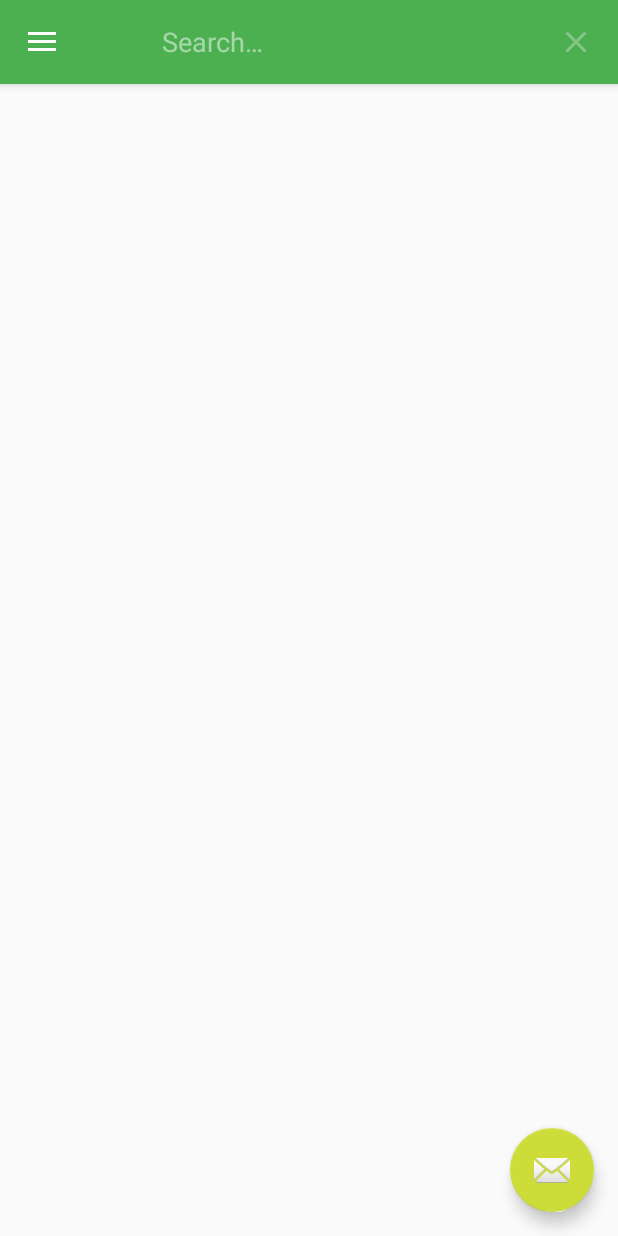
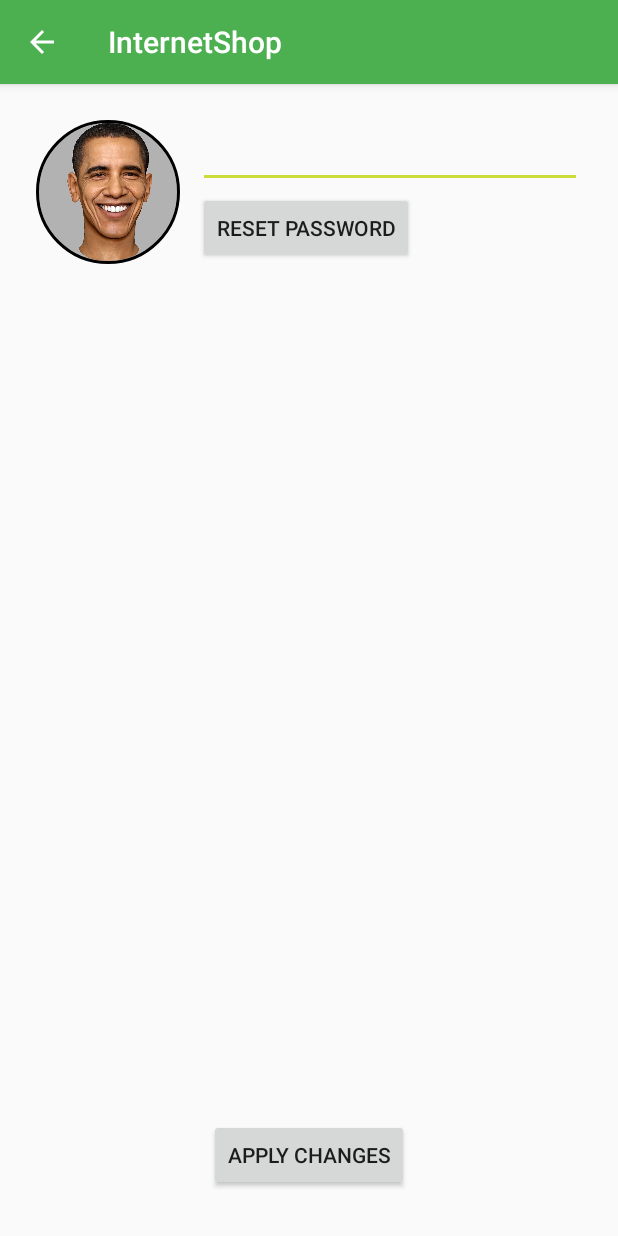
Before and after one commit to EnterSnowman/InternetShop, an Android app: the screen it shows after launch once a user with an empty profile is signed in (GeneralActivity before the commit, SettingsActivity after it), in the side drawer, after a tap on "User settings", on a phone screen of 412 x 824 dp. Run offline under Robolectric (Android 15) with nearby library versions, the phone set to English and light mode, and no system bars; our stand-ins replace ButterKnife, CircleImageView, Firebase (no records; nobody signed in at launch, a user with empty details on screens opened directly); libraries missing offline, so code that uses them is left out: com.nostra13.universalimageloader.

Commit message:
Added settings activity

```diff
--- a/app/build.gradle
+++ b/app/build.gradle
@@ -46,6 +46,7 @@ dependencies {
     compile 'com.squareup.retrofit2:converter-gson:2.3.0'
     compile 'com.github.mancj:SlideUp-Android:2.2.3'
     compile 'com.simplify:simplify-android:3.2.0'
+    compile 'de.hdodenhof:circleimageview:2.1.0'
     testCompile 'junit:junit:4.12'
     annotationProcessor 'com.jakewharton:butterknife-compiler:8.5.1'
 }
--- a/app/src/main/java/com/entersnowman/internetshop/GeneralActivity.java
+++ b/app/src/main/java/com/entersnowman/internetshop/GeneralActivity.java
@@ -59,15 +59,6 @@ public class GeneralActivity extends AppCompatActivity
         Toolbar toolbar = (Toolbar) findViewById(R.id.toolbar);
         setSupportActionBar(toolbar);
         getSupportActionBar().setTitle(getString(R.string.main_page));
-        FloatingActionButton fab = (FloatingActionButton) findViewById(R.id.fab);
-        fab.setOnClickListener(new View.OnClickListener() {
-            @Override
-            public void onClick(View view) {
-                Snackbar.make(view, "Replace with your own action", Snackbar.LENGTH_LONG)
-                        .setAction("Action", null).show();
-            }
-        });
-
         DrawerLayout drawer = (DrawerLayout) findViewById(R.id.drawer_layout);
         ActionBarDrawerToggle toggle = new ActionBarDrawerToggle(
                 this, drawer, toolbar, R.string.navigation_drawer_open, R.string.navigation_drawer_close);
@@ -261,6 +252,9 @@ public class GeneralActivity extends AppCompatActivity
         if (id == R.id.nav_orders){
             startActivity(new Intent(this, OrderActivity.class));
         }
+        if (id == R.id.nav_settings){
+            startActivity(new Intent(this,SettingsActivity.class));
+        }
 
 
         DrawerLayout drawer = (DrawerLayout) findViewById(R.id.drawer_layout);
--- /dev/null
+++ b/app/src/main/java/com/entersnowman/internetshop/SettingsActivity.java
@@ -0,0 +1,92 @@
+package com.entersnowman.internetshop;
+
+import android.app.ProgressDialog;
+import android.support.annotation.NonNull;
+import android.support.v7.app.AppCompatActivity;
+import android.os.Bundle;
+import android.util.Log;
+import android.view.MenuItem;
+import android.view.View;
+import android.widget.Button;
+import android.widget.EditText;
+import android.widget.Toast;
+
+import com.google.android.gms.tasks.OnCompleteListener;
+import com.google.android.gms.tasks.Task;
+import com.google.firebase.auth.FirebaseAuth;
+import com.google.firebase.auth.UserProfileChangeRequest;
+
+import butterknife.BindView;
+import butterknife.ButterKnife;
+
+import static com.entersnowman.internetshop.GeneralActivity.FIREBASE;
+
+public class SettingsActivity extends AppCompatActivity {
+    @BindView(R.id.reset_password)
+    Button resetPasswordButton;
+    @BindView(R.id.apply_changes)
+    Button applyChangesButton;
+    @BindView(R.id.editText)
+    EditText editText;
+    FirebaseAuth firebaseAuth;
+    private ProgressDialog progressDialog;
+    @Override
+    protected void onCreate(Bundle savedInstanceState) {
+        super.onCreate(savedInstanceState);
+        setContentView(R.layout.activity_settings);
+        ButterKnife.bind(this);
+        getSupportActionBar().setDisplayHomeAsUpEnabled(true);
+        firebaseAuth = FirebaseAuth.getInstance();
+        progressDialog = new ProgressDialog(this);
+        editText.setText(firebaseAuth.getCurrentUser().getDisplayName());
+        resetPasswordButton.setOnClickListener(new View.OnClickListener() {
+            @Override
+            public void onClick(View v) {
+                progressDialog.show();
+                firebaseAuth.sendPasswordResetEmail(firebaseAuth.getCurrentUser().getEmail()).addOnCompleteListener(new OnCompleteListener<Void>() {
+                    @Override
+                    public void onComplete(@NonNull Task<Void> task) {
+                        progressDialog.cancel();
+                        Log.d(FIREBASE,firebaseAuth.getCurrentUser().getEmail());
+                        Toast.makeText(SettingsActivity.this,R.string.email_sended,Toast.LENGTH_LONG).show();
+                    }
+                });
+            }
+        });
+
+        applyChangesButton.setOnClickListener(new View.OnClickListener() {
+            @Override
+            public void onClick(View v) {
+                progressDialog.show();
+                if (!editText.getText().toString().equals("")){
+                    UserProfileChangeRequest profileUpdates = new UserProfileChangeRequest.Builder()
+                            .setDisplayName(editText.getText().toString())
+                            .build();
+                    firebaseAuth.getCurrentUser().updateProfile(profileUpdates)
+                            .addOnCompleteListener(new OnCompleteListener<Void>() {
+                                @Override
+                                public void onComplete(@NonNull Task<Void> task) {
+                                    if (task.isSuccessful()) {
+                                        Log.d(LoginActivity.TAG, "User profile updated.");
+                                    }
+                                    progressDialog.cancel();
+                                }
+                            });
+                }
+            }
+        });
+
+
+    }
+
+    @Override
+    public boolean onOptionsItemSelected(MenuItem item) {
+        switch (item.getItemId()){
+            case android.R.id.home:
+                onBackPressed();
+                return  true;
+            default:
+                return super.onOptionsItemSelected(item);
+        }
+    }
+}
--- /dev/null
+++ b/app/src/main/res/layout/activity_settings.xml
@@ -0,0 +1,48 @@
+<?xml version="1.0" encoding="utf-8"?>
+<RelativeLayout xmlns:android="http://schemas.android.com/apk/res/android"
+    xmlns:app="http://schemas.android.com/apk/res-auto"
+    xmlns:tools="http://schemas.android.com/tools"
+    android:layout_width="match_parent"
+    android:layout_height="match_parent"
+    tools:context="com.entersnowman.internetshop.SettingsActivity">
+    <de.hdodenhof.circleimageview.CircleImageView
+        android:id="@+id/profile_image"
+        android:layout_width="96dp"
+        android:layout_height="96dp"
+        android:src="@drawable/tmp_face"
+        android:layout_marginTop="24dp"
+        android:layout_marginLeft="24dp"
+        app:civ_border_width="2dp"
+        app:civ_border_color="#FF000000"/>
+
+    <EditText
+        android:id="@+id/editText"
+        android:layout_marginLeft="12dp"
+        android:layout_width="match_parent"
+        android:layout_marginRight="24dp"
+        android:layout_height="wrap_content"
+        android:layout_alignTop="@+id/profile_image"
+        android:layout_toEndOf="@+id/profile_image"
+        android:layout_toRightOf="@+id/profile_image"
+        android:ems="10"
+        android:inputType="textPersonName"
+        android:text="Name" />
+
+    <Button
+        android:id="@+id/reset_password"
+        android:layout_width="wrap_content"
+        android:layout_height="wrap_content"
+        android:text="@string/reset_password"
+        android:layout_alignBottom="@+id/profile_image"
+        android:layout_alignLeft="@+id/editText"
+        android:layout_alignStart="@+id/editText" />
+
+    <Button
+        android:id="@+id/apply_changes"
+        android:layout_width="wrap_content"
+        android:layout_height="wrap_content"
+        android:layout_alignParentBottom="true"
+        android:layout_centerHorizontal="true"
+        android:layout_marginBottom="30dp"
+        android:text="@string/apply_changes" />
+</RelativeLayout>
--- a/app/src/main/res/layout/app_bar_general.xml
+++ b/app/src/main/res/layout/app_bar_general.xml
@@ -23,12 +23,5 @@
 
     <include layout="@layout/content_general" />
 
-    <android.support.design.widget.FloatingActionButton
-        android:id="@+id/fab"
-        android:layout_width="wrap_content"
-        android:layout_height="wrap_content"
-        android:layout_gravity="bottom|end"
-        android:layout_margin="@dimen/fab_margin"
-        app:srcCompat="@android:drawable/ic_dialog_email" />
 
 </android.support.design.widget.CoordinatorLayout>
--- a/app/src/main/res/layout/review_item.xml
+++ b/app/src/main/res/layout/review_item.xml
@@ -5,7 +5,7 @@
 <LinearLayout
     xmlns:android="http://schemas.android.com/apk/res/android"
     android:orientation="vertical" android:layout_width="match_parent"
-    android:layout_height="match_parent">
+    android:layout_height="wrap_content">
 
     <RatingBar
         android:id="@+id/review_rating"
--- a/app/src/main/res/layout/small_product_item_with_discounts.xml
+++ b/app/src/main/res/layout/small_product_item_with_discounts.xml
@@ -13,7 +13,7 @@
             android:layout_width="200dp"
             android:layout_height="200dp" />
         <TextView
-            android:id="@+id/textView4"
+            android:id="@+id/discount_size"
             android:layout_width="40dp"
             android:gravity="center"
             android:background="@drawable/rounded_discount"
@@ -36,7 +36,7 @@
         android:layout_marginBottom="4dp"/>
 
     <TextView
-        android:id="@+id/product_price_with_discount"
+        android:id="@+id/product_price"
         android:layout_width="match_parent"
         android:layout_height="wrap_content"
         android:layout_marginRight="4dp"
@@ -44,7 +44,7 @@
         android:text="sample"
         android:textSize="16sp" />
     <TextView
-        android:id="@+id/product_price"
+        android:id="@+id/product_price_with_discount"
         android:layout_width="match_parent"
         android:layout_height="wrap_content"
         android:layout_marginRight="4dp"
--- a/app/src/main/res/values/strings.xml
+++ b/app/src/main/res/values/strings.xml
@@ -60,4 +60,7 @@
     <string name="issue_order">Issue order</string>
     <string name="requisites">Input your card requisites</string>
     <string name="hot_discounts">HOT DISCOUNTS!</string>
+    <string name="reset_password">Reset password</string>
+    <string name="email_sended">You have been sent a letter with further instructions.</string>
+    <string name="apply_changes">Apply changes</string>
 </resources>
```
Also changed, not shown: app/src/main/AndroidManifest.xml (+7 -4 lines), app/src/main/java/com/entersnowman/internetshop/adapter/DiscountAdapter.java (+8 -1 lines), app/src/main/res/drawable/tmp_face.jpg (added), 1 other file.
